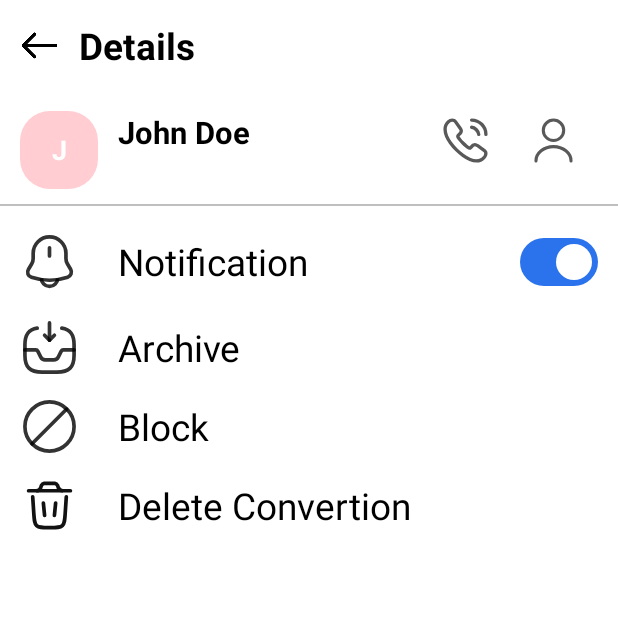
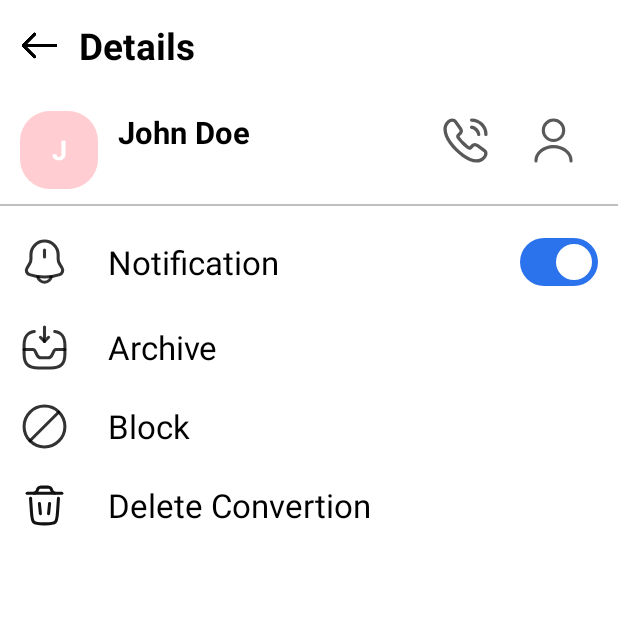
Before and after one commit to Riteshkatre/message_application_v2, an Android app: the ContactDetailsActivity screen opened directly, with no data from a screen before it, on a phone screen of 412 x 824 dp, the top half of it. Run offline under Robolectric (Android 15) with nearby library versions, the phone set to English and light mode, and no system bars; our stand-ins replace sdp/ssp sizes.

Commit message:
Some Task Done.

```diff
--- a/app/src/main/java/com/example/massageapplication/contact/ContactDetailsActivity.java
+++ b/app/src/main/java/com/example/massageapplication/contact/ContactDetailsActivity.java
@@ -147,7 +147,6 @@ public class ContactDetailsActivity extends AppCompatActivity {
         blockedContacts.add(blockedMessage);
         preferences.edit().putString("blockedContacts", new Gson().toJson(blockedContacts)).apply();
     }
-
     private void unblockContact(String phoneNumber) {
         new AlertDialog.Builder(this)
                 .setTitle("Unblock Contact")
--- a/app/src/main/res/layout/activity_contact_detalis.xml
+++ b/app/src/main/res/layout/activity_contact_detalis.xml
@@ -135,7 +135,7 @@
             android:orientation="horizontal">
 
             <ImageView
-                android:layout_width="@dimen/_30sdp"
+                android:layout_width="@dimen/_25sdp"
                 android:layout_height="@dimen/_30sdp"
                 android:layout_gravity="center"
                 android:src="@drawable/ic_notification" />
@@ -147,7 +147,7 @@
                 android:layout_marginStart="@dimen/_20ssp"
                 android:text="Notification"
                 android:textColor="@color/black"
-                android:textSize="@dimen/_19ssp" />
+                android:textSize="@dimen/_17ssp" />
 
             <com.google.android.material.materialswitch.MaterialSwitch
                 android:id="@+id/notificationSwitch"
@@ -165,7 +165,7 @@
             android:orientation="horizontal">
 
             <ImageView
-                android:layout_width="@dimen/_30sdp"
+                android:layout_width="@dimen/_25sdp"
                 android:layout_height="@dimen/_30sdp"
                 android:layout_gravity="center"
                 android:src="@drawable/ic_archieve" />
@@ -177,7 +177,7 @@
                 android:layout_marginStart="@dimen/_20ssp"
                 android:text="Archive"
                 android:textColor="@color/black"
-                android:textSize="@dimen/_19ssp" />
+                android:textSize="@dimen/_17ssp" />
         </LinearLayout>
 
         <LinearLayout
@@ -189,7 +189,7 @@
             android:orientation="horizontal">
 
             <ImageView
-                android:layout_width="@dimen/_30sdp"
+                android:layout_width="@dimen/_25sdp"
                 android:layout_height="@dimen/_30sdp"
                 android:layout_gravity="center"
                 android:src="@drawable/ic_block" />
@@ -202,7 +202,7 @@
                 android:layout_marginStart="@dimen/_20ssp"
                 android:text="Block"
                 android:textColor="@color/black"
-                android:textSize="@dimen/_19ssp" />
+                android:textSize="@dimen/_17ssp" />
         </LinearLayout>
 
         <LinearLayout
@@ -214,7 +214,7 @@
             android:orientation="horizontal">
 
             <ImageView
-                android:layout_width="@dimen/_30sdp"
+                android:layout_width="@dimen/_25sdp"
                 android:layout_height="@dimen/_30sdp"
                 android:layout_gravity="center"
                 android:src="@drawable/delete_icon" />
@@ -226,7 +226,7 @@
                 android:layout_marginStart="@dimen/_20ssp"
                 android:text="Delete Convertion"
                 android:textColor="@color/black"
-                android:textSize="@dimen/_19ssp" />
+                android:textSize="@dimen/_17ssp" />
         </LinearLayout>
 
     </LinearLayout>
--- a/app/src/main/res/layout/activity_message.xml
+++ b/app/src/main/res/layout/activity_message.xml
@@ -165,6 +165,7 @@
         android:id="@+id/rcvMassage"
         android:layout_width="match_parent"
         android:layout_height="match_parent"
+        android:layout_marginTop="@dimen/_5sdp"
         android:layout_above="@+id/laySendMassage"
         android:layout_below="@+id/llSearch" />
 
```
Also changed, not shown: app/src/main/java/com/example/massageapplication/drawerActivity/Archive.java (+77 -75 lines), app/src/main/java/com/example/massageapplication/massage/MainActivity.java (+20 -2 lines).
